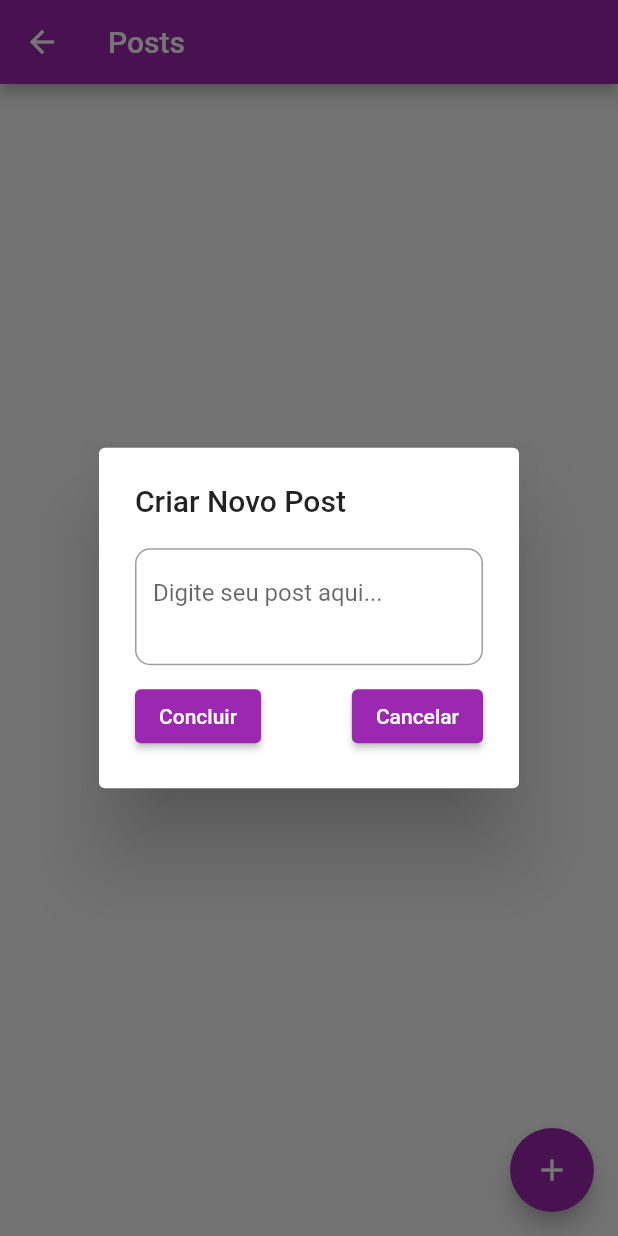
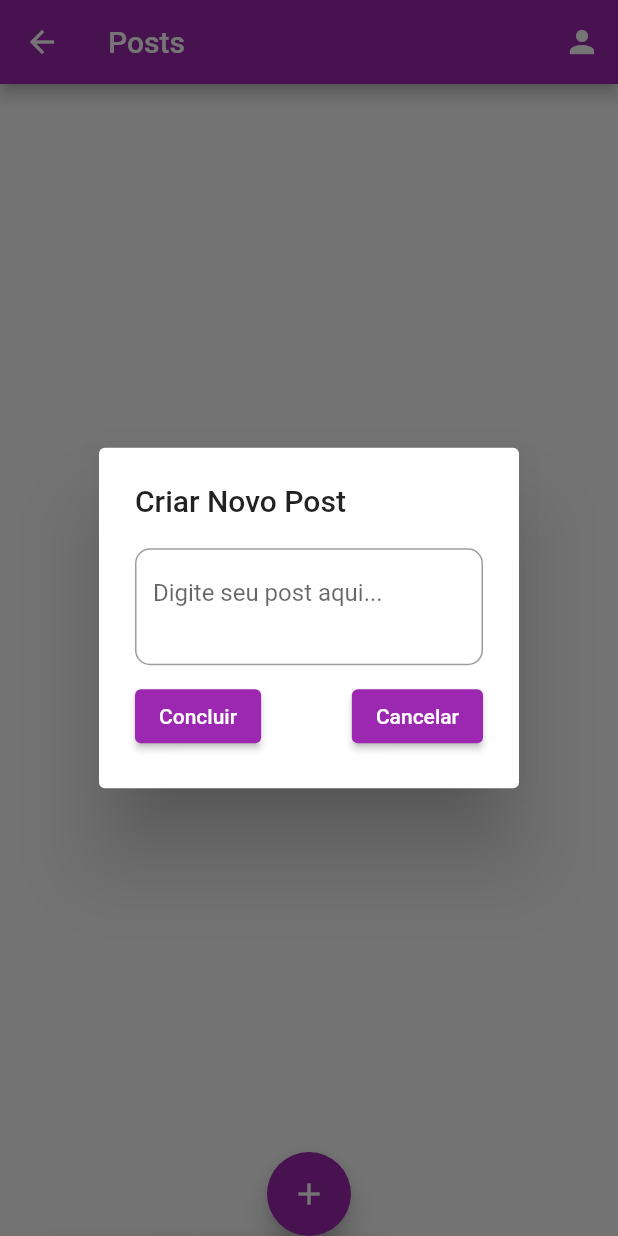
Before and after one commit to MarceloAG323/MusicSocial, a Flutter app: the HomeLayout screen opened directly, after a tap on the "add" icon, on a phone screen of 412 x 824 dp. Run offline on Flutter 3.47's test engine with Material 2 defaults, Android fonts, the phone set to English and light mode, and no system bars.

Commit message:
29-11-2023

```diff
--- a/lib/home_layout.dart
+++ b/lib/home_layout.dart
@@ -12,6 +12,7 @@ class MyApp extends StatelessWidget {
       theme: ThemeData(
         primarySwatch: Colors.purple,
       ),
+      darkTheme: ThemeData.dark(),
       home: HomeLayout(),
     );
   }
@@ -25,12 +26,25 @@ class HomeLayout extends StatefulWidget {
 class _HomeLayoutState extends State<HomeLayout> {
   List<Post> _posts = [];
   TextEditingController _textEditingController = TextEditingController();
+  bool _isDarkMode = false;
 
   @override
   Widget build(BuildContext context) {
     return Scaffold(
       appBar: AppBar(
         title: Text('Posts'),
+        actions: [
+          Row(
+            children: [
+              IconButton(
+                icon: Icon(Icons.person),
+                onPressed: () {
+                  _openUserSettingsDialog(context);
+                },
+              ),
+            ],
+          ),
+        ],
       ),
       body: SingleChildScrollView(
         child: Column(
@@ -45,6 +59,16 @@ class _HomeLayoutState extends State<HomeLayout> {
           await _createPostDialog(context);
         },
         child: Icon(Icons.add),
+      ),
+      floatingActionButtonLocation: FloatingActionButtonLocation.centerDocked,
+      bottomNavigationBar: BottomAppBar(
+        shape: CircularNotchedRectangle(),
+        child: Row(
+          mainAxisAlignment: MainAxisAlignment.end,
+          children: [
+            // IconButton removido aqui
+          ],
+        ),
       ),
     );
   }
@@ -98,7 +122,7 @@ class _HomeLayoutState extends State<HomeLayout> {
     );
   }
 
-    Future<void> _createPostDialog(BuildContext context) async {
+  Future<void> _createPostDialog(BuildContext context) async {
     bool _imageSelected = false;
 
     return showDialog<void>(
@@ -167,6 +191,32 @@ class _HomeLayoutState extends State<HomeLayout> {
       },
     );
   }
+
+  void _openUserSettingsDialog(BuildContext context) {
+    showDialog(
+      context: context,
+      builder: (BuildContext context) {
+        // Adicione o código do diálogo para alterar o nome do usuário aqui
+        return AlertDialog(
+          title: Text('Alterar Nome de Usuário'),
+          content: TextField(
+            decoration: InputDecoration(
+              hintText: 'Novo Nome de Usuário',
+            ),
+          ),
+          actions: [
+            ElevatedButton(
+              onPressed: () {
+                // Lógica para salvar o novo nome de usuário
+                Navigator.of(context).pop();
+              },
+              child: Text('Salvar'),
+            ),
+          ],
+        );
+      },
+    );
+  }
 }
 
 class Post {
```
